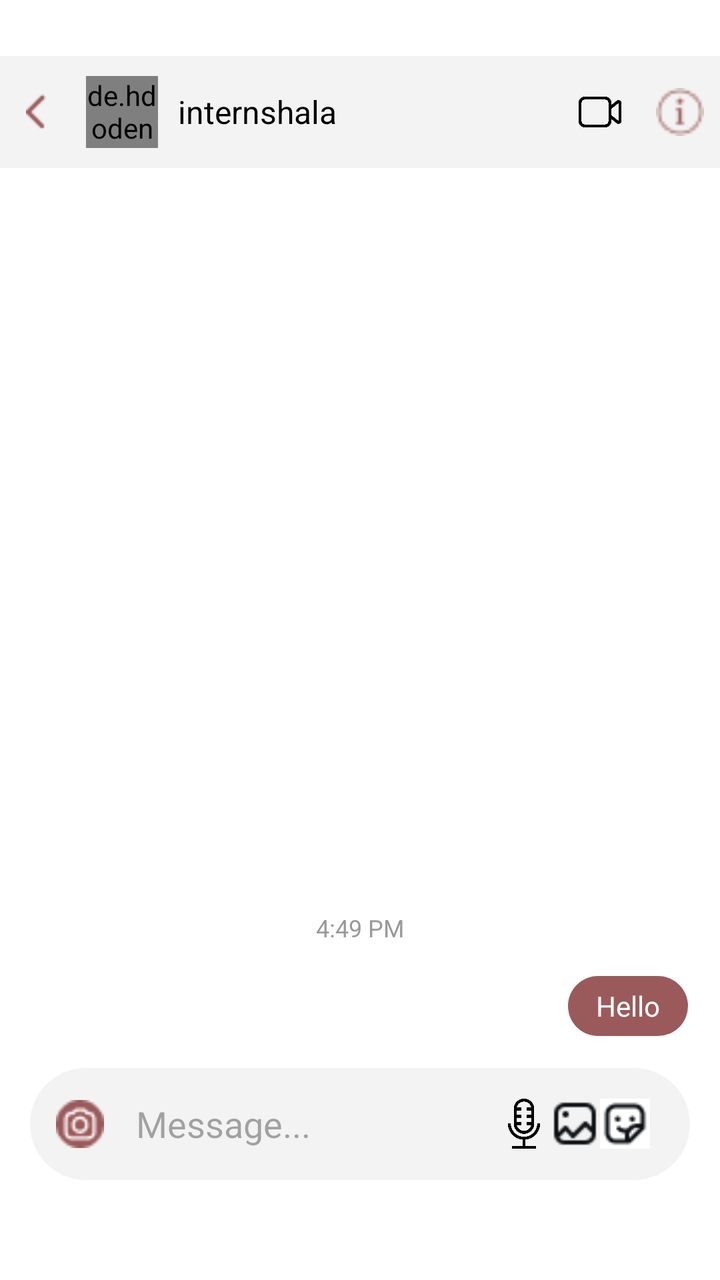
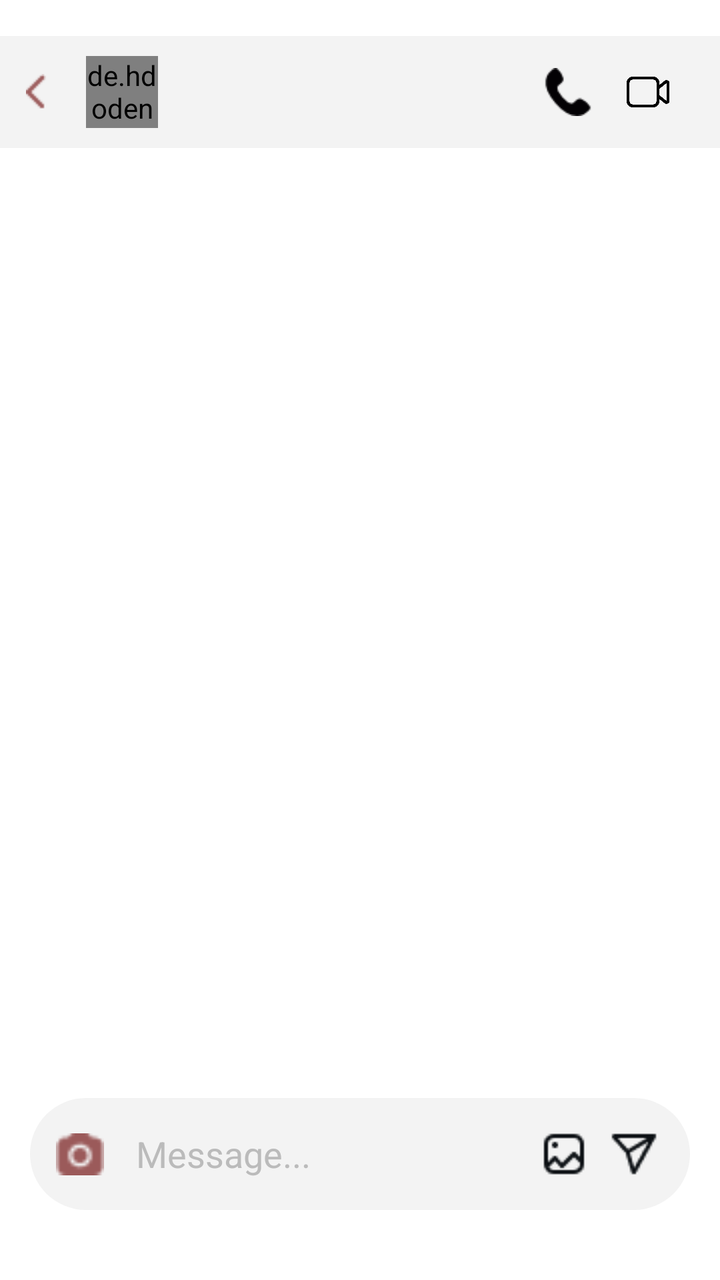

Screens rendered from an Android XML layout before and after an edit, with the pre-edit source and the edit as a unified diff.
<!-- AndroidManifest.xml: application theme Theme._23I0761_23I0765 -->
<!-- res/layout/activity_main9.xml -->
<?xml version="1.0" encoding="utf-8"?>
<LinearLayout xmlns:android="http://schemas.android.com/apk/res/android"
    android:orientation="vertical"
    android:layout_width="match_parent"
    android:layout_height="match_parent"
    android:background="@color/white">

    
    <RelativeLayout
        android:layout_width="match_parent"
        android:layout_height="56dp"
        android:background="@color/msg"
        android:layout_marginTop="28dp"
        android:padding="8dp">

        <ImageView
            android:layout_width="wrap_content"
            android:layout_height="wrap_content"
            android:layout_alignParentStart="true"
            android:layout_centerVertical="true"
            android:id="@+id/back_arrow"
            android:src="@drawable/chevronleft_colored"
            android:layout_marginLeft="5dp"
            />

        
        <de.hdodenhof.circleimageview.CircleImageView
            android:id="@+id/profile_icon"
            android:layout_width="36dp"
            android:layout_height="36dp"
            android:src="@drawable/profile_circle"
            android:layout_centerVertical="true"
            android:layout_toEndOf="@id/back_arrow"
            android:layout_marginStart="20dp"

            />

        
        <TextView
            android:id="@+id/profile_name"
            android:layout_width="wrap_content"
            android:layout_height="wrap_content"
            android:text="internshala"
            android:textSize="16sp"
            android:textColor="#000000"
            android:layout_toEndOf="@id/profile_icon"
            android:layout_marginStart="10dp"
            android:layout_centerVertical="true"/>

        
        <LinearLayout
            android:layout_width="wrap_content"
            android:layout_height="match_parent"
            android:orientation="horizontal"
            android:gravity="center_vertical"
            android:layout_alignParentEnd="true">

            <ImageView
                android:id="@+id/video_call"
                android:layout_width="24dp"
                android:layout_height="24dp"
                android:src="@drawable/ic_call"
                android:layout_marginEnd="16dp"/>

            <ImageView
                android:layout_width="24dp"
                android:layout_height="24dp"
                android:src="@drawable/info"/>
        </LinearLayout>
    </RelativeLayout>

    
    <RelativeLayout
        android:layout_width="match_parent"
        android:layout_height="0dp"
        android:layout_weight="1"
        android:background="@color/white"

        >

        
        <TextView
            android:id="@+id/message_time"
            android:layout_width="wrap_content"
            android:layout_height="wrap_content"
            android:text="4:49 PM"
            android:textSize="12sp"
            android:textColor="#999999"
            android:layout_centerInParent="true"
            android:layout_above="@id/message_bubble"
            />

        
        <TextView
            android:id="@+id/message_bubble"
            android:layout_width="60dp"
            android:layout_height="wrap_content"
            android:layout_alignParentEnd="true"
            android:layout_alignParentBottom="true"
            android:layout_margin="16dp"
            android:layout_marginStart="16dp"
            android:layout_marginEnd="12dp"
            android:background="@drawable/oval_smd"
            android:gravity="center"
            android:text="Hello"
            android:textColor="@color/white" />

    </RelativeLayout>

    
    <LinearLayout
        android:layout_width="match_parent"
        android:layout_height="wrap_content"
        android:orientation="vertical"
        >

    <RelativeLayout
        android:layout_width="match_parent"
        android:layout_height="56dp"
        android:padding="8dp"
        android:layout_marginHorizontal="15dp"
        android:background="@drawable/msg_bar"

        >

        
        <ImageView
            android:id="@+id/camera_icon"
            android:layout_width="24dp"
            android:layout_height="24dp"
            android:layout_alignParentStart="true"
            android:layout_centerVertical="true"
            android:src="@drawable/group2"
            android:layout_marginStart="5dp"
            />

        
        <EditText
            android:id="@+id/message_input"
            android:layout_width="0dp"
            android:layout_height="40dp"
            android:layout_toEndOf="@id/camera_icon"
            android:layout_toStartOf="@id/buttons"
            android:layout_marginStart="8dp"
            android:layout_marginEnd="8dp"
            android:background="@null"
            android:hint="Message..."
            android:padding="8dp"
            android:textColor="@color/black"
            />

        
        <LinearLayout
            android:id="@+id/buttons"
            android:layout_width="80dp"
            android:layout_height="40dp"
            android:text="Hello"
            android:layout_alignParentEnd="true"
            android:layout_centerVertical="true"
            android:orientation="horizontal"
            android:gravity="center"
            android:layout_marginEnd="10dp"
            >


            <ImageView
                android:layout_width="26dp"
                android:layout_height="25dp"
                android:src="@drawable/mic"
            />

            <ImageView
                android:layout_width="25dp"
                android:layout_height="25dp"
                android:src="@drawable/gallery"
                />

            <ImageView
                android:layout_width="25dp"
                android:layout_height="25dp"
                android:src="@drawable/union"
                />


        </LinearLayout>


    </RelativeLayout>

        <LinearLayout
            android:layout_width="match_parent"
            android:layout_height="50dp"
            android:layout_alignParentBottom="true"
            android:layout_weight="1"
            android:background="@color/white"
            />

    </LinearLayout>

</LinearLayout>
<!-- resources referenced by this layout -->
<resources>
  <color name="black">#FF000000</color>
  <color name="msg">#F3F3F3</color>
  <color name="white">#FFFFFFFF</color>
  <!-- drawable chevronleft_colored: png bitmap (drawable, 268 bytes) -->
  <!-- drawable gallery: png bitmap (drawable, 539 bytes) -->
  <!-- drawable group2: png bitmap (drawable, 815 bytes) -->
  <!-- drawable ic_call: png bitmap (drawable, 7435 bytes) -->
  <!-- drawable info: png bitmap (drawable, 516 bytes) -->
  <!-- drawable mic: png bitmap (drawable, 10509 bytes) -->
  <!-- drawable msg_bar (drawable) -->
  <shape xmlns:android="http://schemas.android.com/apk/res/android"
      android:shape="rectangle">
      <solid android:color="#F3F3F3"/>
      <corners android:radius="30dp"/>
      <padding android:left="8dp" android:top="8dp" android:right="8dp" android:bottom="8dp"/>
  </shape>
  <!-- drawable oval_smd (drawable) -->
  <?xml version="1.0" encoding="utf-8" ?>
  <shape xmlns:android="http://schemas.android.com/apk/res/android">
  
      <solid
          android:color="@color/button"/>
  
      <corners
          android:radius="50dp"
          />
  
      <size
          android:height="30dp"
          android:width="45dp"/>
  </shape>
  <!-- drawable profile_circle (drawable) -->
  <?xml version="1.0" encoding="utf-8"?>
  <vector xmlns:android="http://schemas.android.com/apk/res/android"
      android:width="48dp"
      android:height="48dp"
      android:viewportWidth="48"
      android:viewportHeight="48">
  
      <path
          android:fillColor="@color/button"
          android:pathData="M24,4a20,20 0 1,0 0,40a20,20 0 1,0 0,-40" />
      <path
          android:fillColor="#FFFFFF"
          android:pathData="M16.5,15.8h3.5v12.4h-3.5z" />
      <path
          android:fillColor="#FFFFFF"
          android:pathData="M22.5,20c0-2 2-3.2 4.8-3.2 2,0 3.7,0.6 4.7,1.5l-1.9,1.8c-0.6-0.5-1.5-0.9-2.7-0.9-1.1,0-1.8,0.3-1.8,1 0,0.6 0.6,0.9 2.4,1.2 2.8,0.5 4.7,1.3 4.7,3.7 0,2.3-2.1,3.5-5,3.5-2.2,0-4.1-0.6-5.3-1.7l1.9-1.8c0.7,0.7 1.9,1.1 3.4,1.1 1.2,0 2-0.3 2-1 0-0.6-0.6-0.9-2.4-1.2-2.8-0.5-4.7-1.3-4.7-3.7z" />
  </vector>
  <!-- drawable union: png bitmap (drawable, 568 bytes) -->
  <style name="Theme._23I0761_23I0765" parent="Base.Theme._23I0761_23I0765" />
  <color name="button">#9A5A5B</color>
  <style name="Base.Theme._23I0761_23I0765" parent="Theme.Material3.DayNight.NoActionBar">
          
          
      </style>
</resources>

<!-- the commit's change to res/layout/activity_main9.xml (unified diff, before → after) -->
@@ -10,44 +10,37 @@
         android:layout_width="match_parent"
         android:layout_height="56dp"
         android:background="@color/msg"
-        android:layout_marginTop="28dp"
+        android:layout_marginTop="18dp"
         android:padding="8dp">
 
         <ImageView
+            android:id="@+id/back_arrow"
             android:layout_width="wrap_content"
             android:layout_height="wrap_content"
             android:layout_alignParentStart="true"
             android:layout_centerVertical="true"
-            android:id="@+id/back_arrow"
             android:src="@drawable/chevronleft_colored"
-            android:layout_marginLeft="5dp"
-            />
+            android:contentDescription="Back"
+            android:layout_marginLeft="5dp" />
 
-        
         <de.hdodenhof.circleimageview.CircleImageView
             android:id="@+id/profile_icon"
             android:layout_width="36dp"
             android:layout_height="36dp"
-            android:src="@drawable/profile_circle"
             android:layout_centerVertical="true"
             android:layout_toEndOf="@id/back_arrow"
-            android:layout_marginStart="20dp"
+            android:layout_marginStart="20dp" />
 
-            />
-
-        
         <TextView
             android:id="@+id/profile_name"
             android:layout_width="wrap_content"
             android:layout_height="wrap_content"
-            android:text="internshala"
             android:textSize="16sp"
             android:textColor="#000000"
             android:layout_toEndOf="@id/profile_icon"
             android:layout_marginStart="10dp"
-            android:layout_centerVertical="true"/>
+            android:layout_centerVertical="true" />
 
-        
         <LinearLayout
             android:layout_width="wrap_content"
             android:layout_height="match_parent"
@@ -56,16 +49,21 @@
             android:layout_alignParentEnd="true">
 
             <ImageView
+                android:layout_width="24dp"
+                android:layout_height="24dp"
+                android:src="@drawable/phone"
+                android:layout_marginEnd="16dp"
+                android:contentDescription="Call" />
+
+            <ImageView
                 android:id="@+id/video_call"
                 android:layout_width="24dp"
                 android:layout_height="24dp"
                 android:src="@drawable/ic_call"
-                android:layout_marginEnd="16dp"/>
+                android:contentDescription="Video call"
+                android:layout_marginEnd="16dp"
+                />
 
-            <ImageView
-                android:layout_width="24dp"
-                android:layout_height="24dp"
-                android:src="@drawable/info"/>
         </LinearLayout>
     </RelativeLayout>
 
@@ -74,127 +72,91 @@
         android:layout_width="match_parent"
         android:layout_height="0dp"
         android:layout_weight="1"
-        android:background="@color/white"
-
-        >
+        android:background="@color/white">
 
         
-        <TextView
-            android:id="@+id/message_time"
-            android:layout_width="wrap_content"
-            android:layout_height="wrap_content"
-            android:text="4:49 PM"
-            android:textSize="12sp"
-            android:textColor="#999999"
-            android:layout_centerInParent="true"
-            android:layout_above="@id/message_bubble"
-            />
-
-        
-        <TextView
-            android:id="@+id/message_bubble"
-            android:layout_width="60dp"
-            android:layout_height="wrap_content"
-            android:layout_alignParentEnd="true"
-            android:layout_alignParentBottom="true"
-            android:layout_margin="16dp"
-            android:layout_marginStart="16dp"
-            android:layout_marginEnd="12dp"
-            android:background="@drawable/oval_smd"
-            android:gravity="center"
-            android:text="Hello"
-            android:textColor="@color/white" />
-
+        <androidx.recyclerview.widget.RecyclerView
+            android:id="@+id/recyclerChat"
+            android:layout_width="match_parent"
+            android:layout_height="match_parent"
+            android:padding="8dp"
+            android:clipToPadding="false"
+            android:scrollbars="vertical" />
     </RelativeLayout>
 
     
     <LinearLayout
         android:layout_width="match_parent"
         android:layout_height="wrap_content"
-        android:orientation="vertical"
-        >
+        android:orientation="vertical">
 
-    <RelativeLayout
-        android:layout_width="match_parent"
-        android:layout_height="56dp"
-        android:padding="8dp"
-        android:layout_marginHorizontal="15dp"
-        android:background="@drawable/msg_bar"
-
-        >
-
-        
-        <ImageView
-            android:id="@+id/camera_icon"
-            android:layout_width="24dp"
-            android:layout_height="24dp"
-            android:layout_alignParentStart="true"
-            android:layout_centerVertical="true"
-            android:src="@drawable/group2"
-            android:layout_marginStart="5dp"
-            />
-
-        
-        <EditText
-            android:id="@+id/message_input"
-            android:layout_width="0dp"
-            android:layout_height="40dp"
-            android:layout_toEndOf="@id/camera_icon"
-            android:layout_toStartOf="@id/buttons"
-            android:layout_marginStart="8dp"
-            android:layout_marginEnd="8dp"
-            android:background="@null"
-            android:hint="Message..."
+        <RelativeLayout
+            android:layout_width="match_parent"
+            android:layout_height="56dp"
             android:padding="8dp"
-            android:textColor="@color/black"
-            />
-
-        
-        <LinearLayout
-            android:id="@+id/buttons"
-            android:layout_width="80dp"
-            android:layout_height="40dp"
-            android:text="Hello"
-            android:layout_alignParentEnd="true"
-            android:layout_centerVertical="true"
-            android:orientation="horizontal"
-            android:gravity="center"
-            android:layout_marginEnd="10dp"
-            >
-
+            android:layout_marginHorizontal="15dp"
+            android:background="@drawable/msg_bar">
 
             <ImageView
-                android:layout_width="26dp"
-                android:layout_height="25dp"
-                android:src="@drawable/mic"
-            />
+                android:id="@+id/camera_icon"
+                android:layout_width="24dp"
+                android:layout_height="24dp"
+                android:layout_alignParentStart="true"
+                android:layout_centerVertical="true"
+                android:src="@drawable/camera_filled"
+                android:layout_marginStart="5dp"
+                android:contentDescription="Camera" />
 
-            <ImageView
-                android:layout_width="25dp"
-                android:layout_height="25dp"
-                android:src="@drawable/gallery"
-                />
+            <EditText
+                android:id="@+id/etMessage"
+                android:layout_width="0dp"
+                android:layout_height="40dp"
+                android:layout_toEndOf="@id/camera_icon"
+                android:layout_toStartOf="@id/buttons"
+                android:layout_marginStart="8dp"
+                android:layout_marginEnd="8dp"
+                android:background="@null"
+                android:hint="Message..."
+                android:textColorHint="@color/time"
+                android:padding="8dp"
+                android:textColor="@color/black" />
 
-            <ImageView
-                android:layout_width="25dp"
-                android:layout_height="25dp"
-                android:src="@drawable/union"
-                />
+            <LinearLayout
+                android:id="@+id/buttons"
+                android:layout_width="85dp"
+                android:layout_height="40dp"
+                android:layout_alignParentEnd="true"
+                android:layout_centerVertical="true"
+                android:orientation="horizontal"
+                android:gravity="center"
+                >
 
+                <ImageButton
+                    android:id="@+id/btnAttach"
+                    android:layout_width="25dp"
+                    android:layout_height="25dp"
+                    android:src="@drawable/gallery"
+                    android:contentDescription="Attach"
+                    android:background="@android:color/transparent"
+                    android:layout_marginStart="10dp" />
 
-        </LinearLayout>
+                <ImageButton
+                    android:id="@+id/btnSend"
+                    android:layout_width="25dp"
+                    android:layout_height="25dp"
+                    android:src="@drawable/jahaz"
+                    android:contentDescription="Send"
+                    android:background="@android:color/transparent"
+                    android:layout_marginStart="10dp"
+                    />
 
-
-    </RelativeLayout>
+            </LinearLayout>
+        </RelativeLayout>
 
         <LinearLayout
             android:layout_width="match_parent"
-            android:layout_height="50dp"
-            android:layout_alignParentBottom="true"
-            android:layout_weight="1"
-            android:background="@color/white"
-            />
+            android:layout_height="35dp"
+            android:background="@color/white" />
 
     </LinearLayout>
-
 </LinearLayout>
<!-- resource entries referenced after the edit -->
@@ -2,13 +2,13 @@
 <resources>
   <color name="black">#FF000000</color>
   <color name="msg">#F3F3F3</color>
+  <color name="time"> #BBBBBB</color>
   <color name="white">#FFFFFFFF</color>
+  <!-- drawable camera_filled: png bitmap (drawable, 480 bytes) -->
   <!-- drawable chevronleft_colored: png bitmap (drawable, 268 bytes) -->
   <!-- drawable gallery: png bitmap (drawable, 539 bytes) -->
-  <!-- drawable group2: png bitmap (drawable, 815 bytes) -->
   <!-- drawable ic_call: png bitmap (drawable, 7435 bytes) -->
-  <!-- drawable info: png bitmap (drawable, 516 bytes) -->
-  <!-- drawable mic: png bitmap (drawable, 10509 bytes) -->
+  <!-- drawable jahaz: png bitmap (drawable, 575 bytes) -->
   <!-- drawable msg_bar (drawable) -->
   <shape xmlns:android="http://schemas.android.com/apk/res/android"
       android:shape="rectangle">
@@ -16,42 +16,8 @@
       <corners android:radius="30dp"/>
       <padding android:left="8dp" android:top="8dp" android:right="8dp" android:bottom="8dp"/>
   </shape>
-  <!-- drawable oval_smd (drawable) -->
-  <?xml version="1.0" encoding="utf-8" ?>
-  <shape xmlns:android="http://schemas.android.com/apk/res/android">
-  
-      <solid
-          android:color="@color/button"/>
-  
-      <corners
-          android:radius="50dp"
-          />
-  
-      <size
-          android:height="30dp"
-          android:width="45dp"/>
-  </shape>
-  <!-- drawable profile_circle (drawable) -->
-  <?xml version="1.0" encoding="utf-8"?>
-  <vector xmlns:android="http://schemas.android.com/apk/res/android"
-      android:width="48dp"
-      android:height="48dp"
-      android:viewportWidth="48"
-      android:viewportHeight="48">
-  
-      <path
-          android:fillColor="@color/button"
-          android:pathData="M24,4a20,20 0 1,0 0,40a20,20 0 1,0 0,-40" />
-      <path
-          android:fillColor="#FFFFFF"
-          android:pathData="M16.5,15.8h3.5v12.4h-3.5z" />
-      <path
-          android:fillColor="#FFFFFF"
-          android:pathData="M22.5,20c0-2 2-3.2 4.8-3.2 2,0 3.7,0.6 4.7,1.5l-1.9,1.8c-0.6-0.5-1.5-0.9-2.7-0.9-1.1,0-1.8,0.3-1.8,1 0,0.6 0.6,0.9 2.4,1.2 2.8,0.5 4.7,1.3 4.7,3.7 0,2.3-2.1,3.5-5,3.5-2.2,0-4.1-0.6-5.3-1.7l1.9-1.8c0.7,0.7 1.9,1.1 3.4,1.1 1.2,0 2-0.3 2-1 0-0.6-0.6-0.9-2.4-1.2-2.8-0.5-4.7-1.3-4.7-3.7z" />
-  </vector>
-  <!-- drawable union: png bitmap (drawable, 568 bytes) -->
+  <!-- drawable phone: png bitmap (drawable, 756 bytes) -->
   <style name="Theme._23I0761_23I0765" parent="Base.Theme._23I0761_23I0765" />
-  <color name="button">#9A5A5B</color>
   <style name="Base.Theme._23I0761_23I0765" parent="Theme.Material3.DayNight.NoActionBar">
           
           
